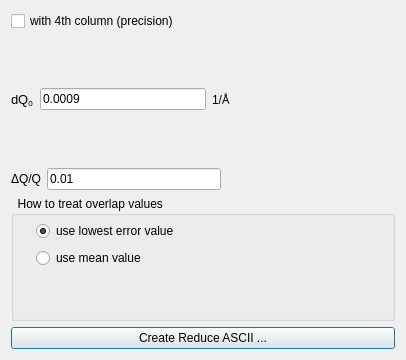
aglavic/quicknxs, file designer/output_reduced_data_dialog.ui: the form before one commit.
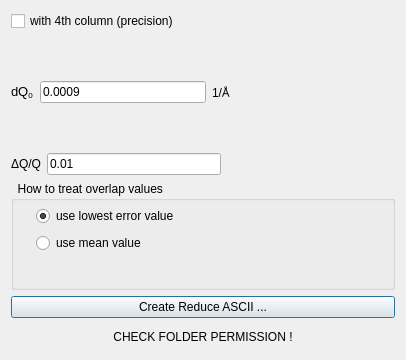
The form after the commit.

Commit message: Program check now if user has folder access to create ascii output. Need to check how the output is created has it seems that there is something strange with the day the data are handle for 1 data point.

```diff
--- a/designer/output_reduced_data_dialog.ui
+++ b/designer/output_reduced_data_dialog.ui
@@ -141,6 +141,28 @@
      </item>
     </layout>
    </item>
+   <item>
+    <widget class="QLabel" name="folder_error">
+     <property name="sizePolicy">
+      <sizepolicy hsizetype="Minimum" vsizetype="Minimum">
+       <horstretch>0</horstretch>
+       <verstretch>0</verstretch>
+      </sizepolicy>
+     </property>
+     <property name="maximumSize">
+      <size>
+       <width>16777215</width>
+       <height>25</height>
+      </size>
+     </property>
+     <property name="text">
+      <string>CHECK FOLDER PERMISSION !</string>
+     </property>
+     <property name="alignment">
+      <set>Qt::AlignCenter</set>
+     </property>
+    </widget>
+   </item>
   </layout>
  </widget>
  <resources/>
```
The commit also changes 2 other files.
